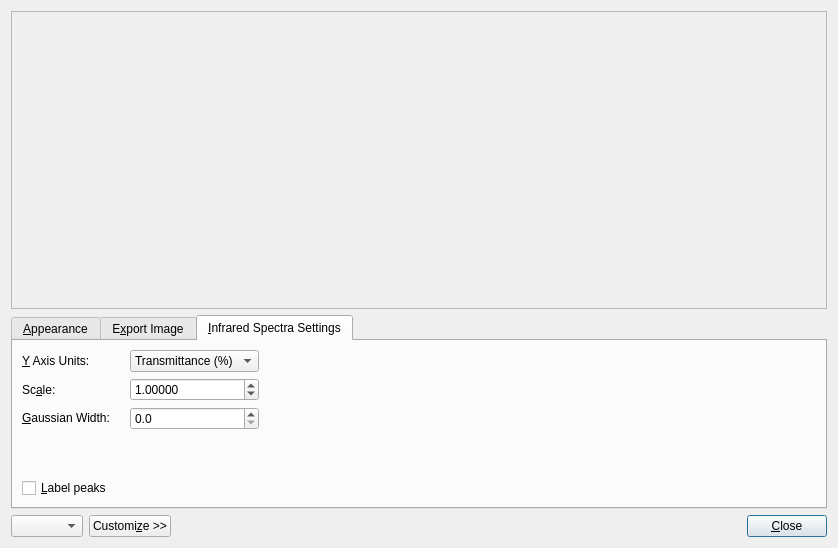
Before: the Qt Designer form libavogadro/src/extensions/spectradialog.ui in cryos/avogadro, drawn with Qt 5.
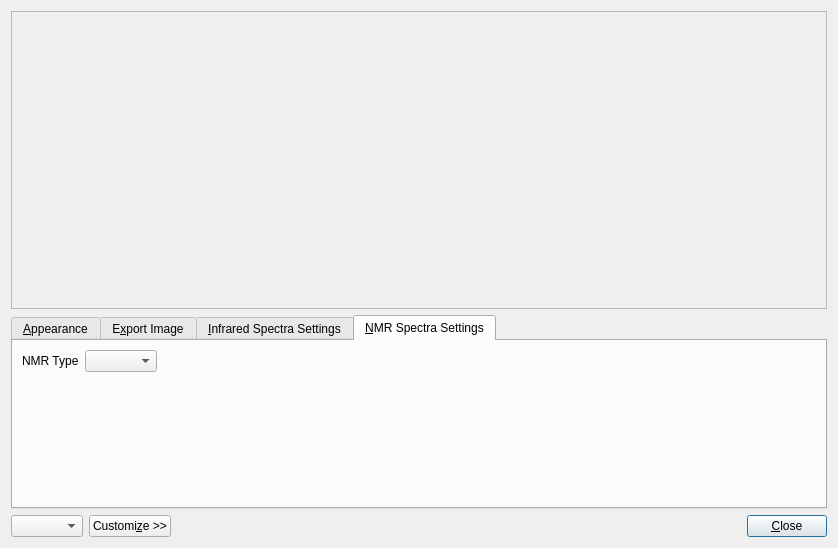
After: the same form once the commit is applied. Custom widgets are drawn as their Qt base class.

Commit message: Added inital support for visualizing NMR data stored as "NMR Isotropic Shift" per OBAtom.

The edit to the form file:
```diff
--- a/libavogadro/src/extensions/spectradialog.ui
+++ b/libavogadro/src/extensions/spectradialog.ui
@@ -54,7 +54,7 @@
         </sizepolicy>
        </property>
        <property name="currentIndex">
-        <number>2</number>
+        <number>3</number>
        </property>
        <widget class="QWidget" name="tab_appearance">
         <attribute name="title">
@@ -726,6 +726,49 @@
          </item>
         </layout>
        </widget>
+       <widget class="QWidget" name="tab_NMR">
+        <attribute name="title">
+         <string>&amp;NMR Spectra Settings</string>
+        </attribute>
+        <layout class="QGridLayout" name="gridLayout_5">
+         <item row="0" column="0">
+          <widget class="QLabel" name="label_15">
+           <property name="text">
+            <string>NMR Type</string>
+           </property>
+          </widget>
+         </item>
+         <item row="0" column="1">
+          <widget class="QComboBox" name="combo_NMR_type"/>
+         </item>
+         <item row="0" column="2">
+          <spacer name="horizontalSpacer_6">
+           <property name="orientation">
+            <enum>Qt::Horizontal</enum>
+           </property>
+           <property name="sizeHint" stdset="0">
+            <size>
+             <width>40</width>
+             <height>20</height>
+            </size>
+           </property>
+          </spacer>
+         </item>
+         <item row="1" column="0">
+          <spacer name="verticalSpacer_2">
+           <property name="orientation">
+            <enum>Qt::Vertical</enum>
+           </property>
+           <property name="sizeHint" stdset="0">
+            <size>
+             <width>20</width>
+             <height>40</height>
+            </size>
+           </property>
+          </spacer>
+         </item>
+        </layout>
+       </widget>
       </widget>
      </item>
     </layout>
```
The commit also changes 2 other files.
